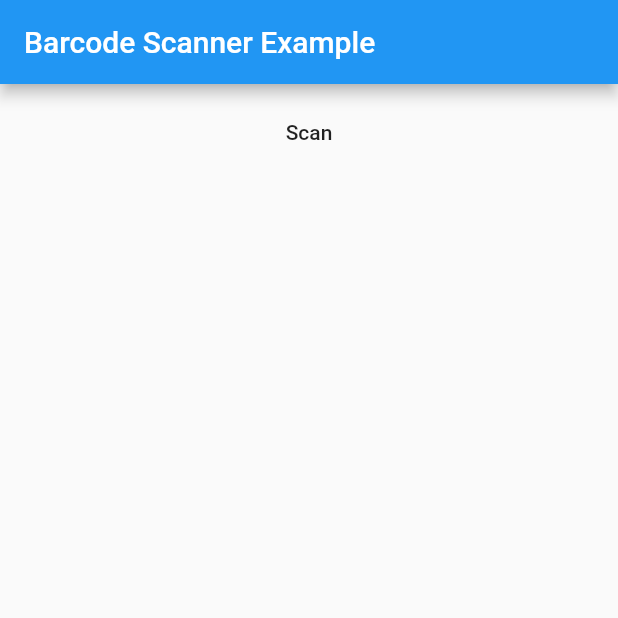
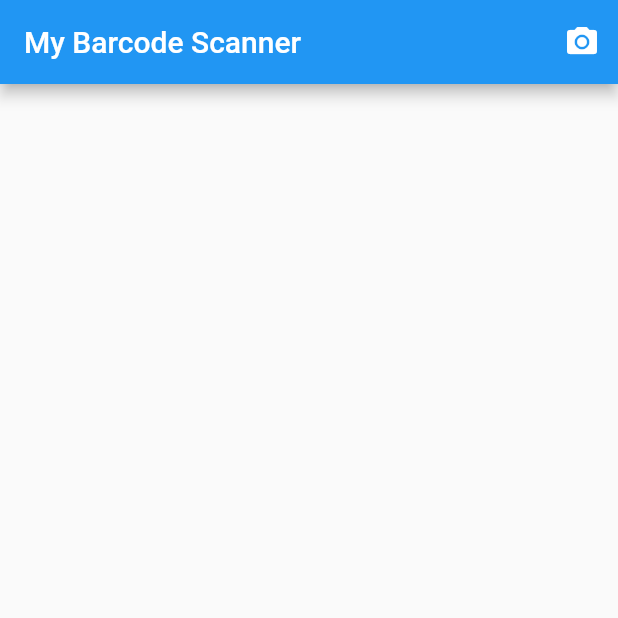
Before and after one commit to benznest/flutter_scan_barcode, a Flutter app: the screen it shows after launch, on a phone screen of 412 x 824 dp, the top half of it. Run offline on Flutter 3.47's test engine with Material 2 defaults, Android fonts, the phone set to English and light mode, and no system bars; missing offline and left inert: barcode_scan.

```diff
--- a/lib/main.dart
+++ b/lib/main.dart
@@ -26,17 +26,16 @@ class _MyAppState extends State<MyApp> {
     return new MaterialApp(
       home: new Scaffold(
           appBar: new AppBar(
-            title: new Text('Barcode Scanner Example'),
+            title: new Text('My Barcode Scanner'),
+            actions: <Widget>[IconButton(icon: Icon(Icons.camera_alt), onPressed: scan)],
           ),
-          body: new Center(
-            child: new Column(
+          body: Center(
+            child: Column(
               children: <Widget>[
-                new Container(
-                  child: new MaterialButton(
-                      onPressed: scan, child: new Text("Scan")),
-                  padding: const EdgeInsets.all(8.0),
+                Container(
+                  padding: EdgeInsets.all(8.0),
                 ),
-                new Text(barcode),
+                Text(barcode, style: TextStyle(fontSize: 36, fontWeight: FontWeight.bold)),
               ],
             ),
           )),
@@ -49,16 +48,14 @@ class _MyAppState extends State<MyApp> {
       setState(() => this.barcode = barcode);
     } on PlatformException catch (e) {
       if (e.code == BarcodeScanner.CameraAccessDenied) {
-        setState(() {
-          this.barcode = 'The user did not grant the camera permission!';
-        });
+        // The user did not grant the camera permission.
       } else {
-        setState(() => this.barcode = 'Unknown error: $e');
+        // Unknown error.
       }
-    } on FormatException{
-      setState(() => this.barcode = 'null (User returned using the "back"-button before scanning anything. Result)');
+    } on FormatException {
+      // User returned using the "back"-button before scanning anything.
     } catch (e) {
-      setState(() => this.barcode = 'Unknown error: $e');
+      // Unknown error.
     }
   }
 }
```
Also changed, not shown: 1 other file.
